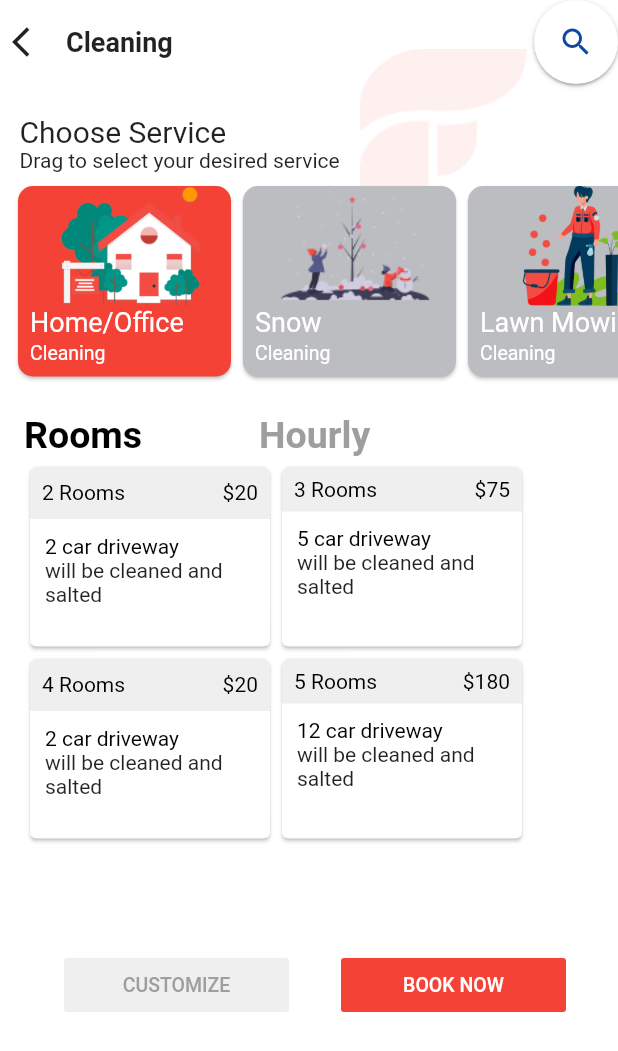
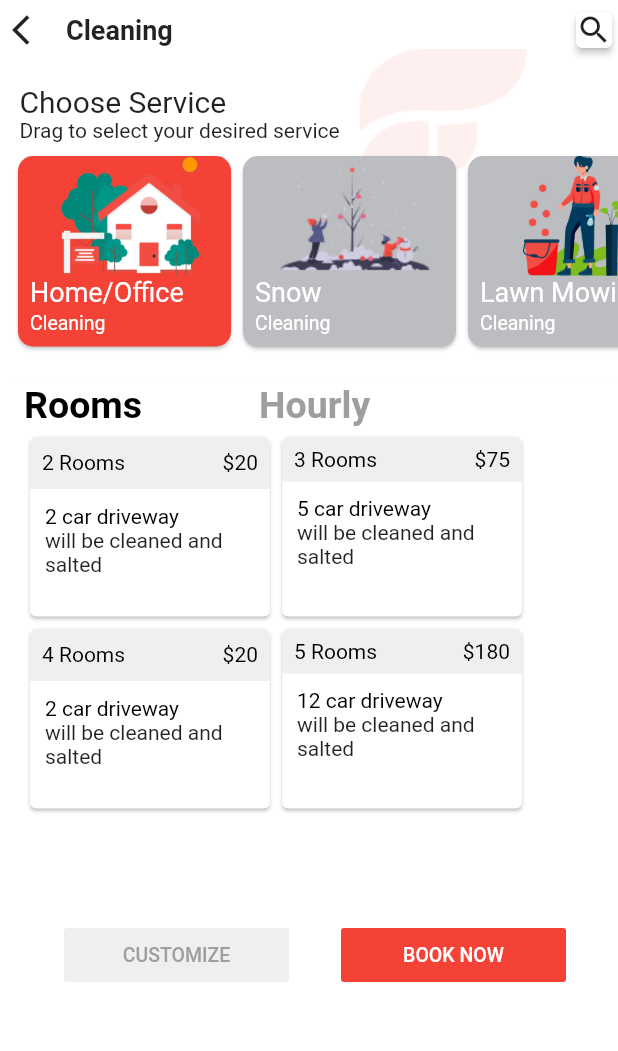
Before and after one commit to osamazaman/Charles_app-main, a Flutter app: the cleaningView screen opened directly, on a phone screen of 412 x 824 dp. Shown: the top 1051 px of the screen. Run offline on Flutter 3.47's test engine with Material 2 defaults, Android fonts, the phone set to English and light mode, and no system bars; our stand-ins replace animated_splash_screen, country_code_picker, datetime_picker_formfield, firebase_auth, flutter_rating_bar, getflutter and 2 more; missing offline and left inert: awesome_card, number_inc_dec, polygon_clipper; accounts and stored records are empty; project files that could hold a hidden picture were left out.

```diff
--- a/lib/View/Cleaning/cleaningLanding.dart
+++ b/lib/View/Cleaning/cleaningLanding.dart
@@ -43,6 +43,7 @@ class _cleaningLandingState extends State<cleaningLanding> {
                     mainAxisAlignment: MainAxisAlignment.start,
                     crossAxisAlignment: CrossAxisAlignment.start,
                     children: [
+                      SizedBox(height: 4,),
                       Row(
                         children: [
                           InkWell(
--- a/lib/View/Cleaning/cleaningView.dart
+++ b/lib/View/Cleaning/cleaningView.dart
@@ -74,6 +74,7 @@ class _cleaningViewState extends State<cleaningView>
                     mainAxisAlignment: MainAxisAlignment.start,
                     crossAxisAlignment: CrossAxisAlignment.start,
                     children: [
+                      SizedBox(height:4),
                       Row(
                         children: [
                           InkWell(
@@ -87,7 +88,13 @@ class _cleaningViewState extends State<cleaningView>
                             child: Text("Cleaning", style: TextStyle(fontWeight:FontWeight.bold,fontSize: 18),),
                           ),
                           Spacer(),
-                          searchAnimate(),
+                          Card(
+                            elevation:2,
+                            child: Container(
+                                child:Icon(Icons.search)
+                            ),
+                          ),
+                          // searchAnimate(),
                         ],
                       ),
                       SizedBox(height: 20,),
```
Also changed, not shown: lib/View/login/Loginnn.dart (+4 -73 lines).
